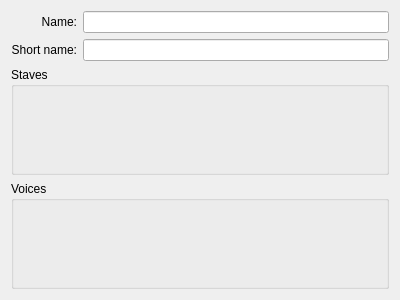
KDE/calligra, file shapes/musicshape/dialogs/PartDetailsDialog.ui: the form before one commit.
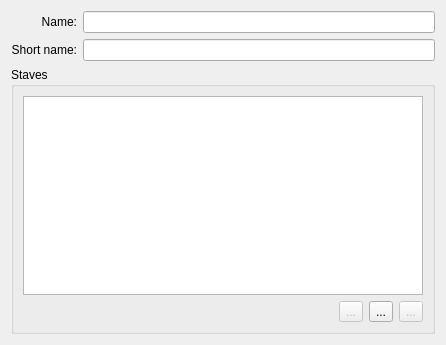
The form after the commit.

Commit message: adding and removing parts should now work properly, and also correctly respace the staff systems

```diff
--- a/shapes/musicshape/dialogs/PartDetailsDialog.ui
+++ b/shapes/musicshape/dialogs/PartDetailsDialog.ui
@@ -5,8 +5,8 @@
    <rect>
     <x>0</x>
     <y>0</y>
-    <width>400</width>
-    <height>300</height>
+    <width>446</width>
+    <height>345</height>
    </rect>
   </property>
   <property name="windowTitle" >
@@ -54,13 +54,55 @@
      <property name="title" >
       <string>Staves</string>
      </property>
-    </widget>
-   </item>
-   <item>
-    <widget class="QGroupBox" name="groupBox_2" >
-     <property name="title" >
-      <string>Voices</string>
-     </property>
+     <layout class="QVBoxLayout" >
+      <item>
+       <widget class="QListWidget" name="staffList" />
+      </item>
+      <item>
+       <layout class="QHBoxLayout" >
+        <item>
+         <spacer>
+          <property name="orientation" >
+           <enum>Qt::Horizontal</enum>
+          </property>
+          <property name="sizeHint" >
+           <size>
+            <width>40</width>
+            <height>20</height>
+           </size>
+          </property>
+         </spacer>
+        </item>
+        <item>
+         <widget class="QToolButton" name="editStaff" >
+          <property name="enabled" >
+           <bool>false</bool>
+          </property>
+          <property name="text" >
+           <string>...</string>
+          </property>
+         </widget>
+        </item>
+        <item>
+         <widget class="QToolButton" name="addStaff" >
+          <property name="text" >
+           <string>...</string>
+          </property>
+         </widget>
+        </item>
+        <item>
+         <widget class="QToolButton" name="removeStaff" >
+          <property name="enabled" >
+           <bool>false</bool>
+          </property>
+          <property name="text" >
+           <string>...</string>
+          </property>
+         </widget>
+        </item>
+       </layout>
+      </item>
+     </layout>
     </widget>
    </item>
   </layout>
```
The commit also changes 5 other files.
